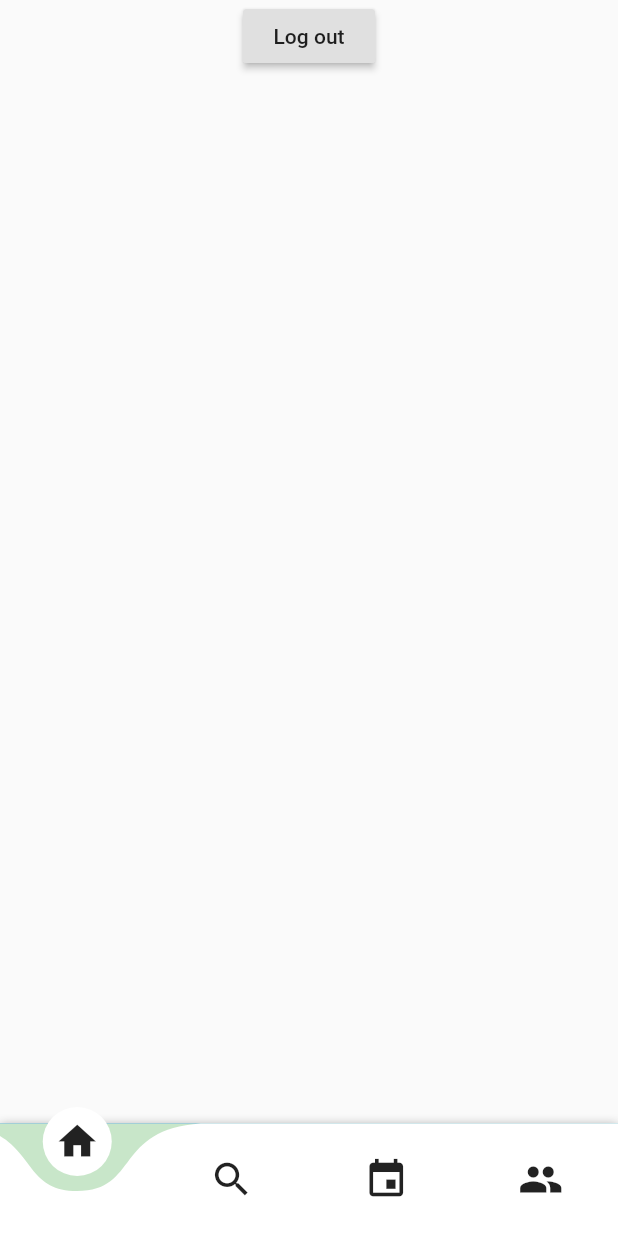
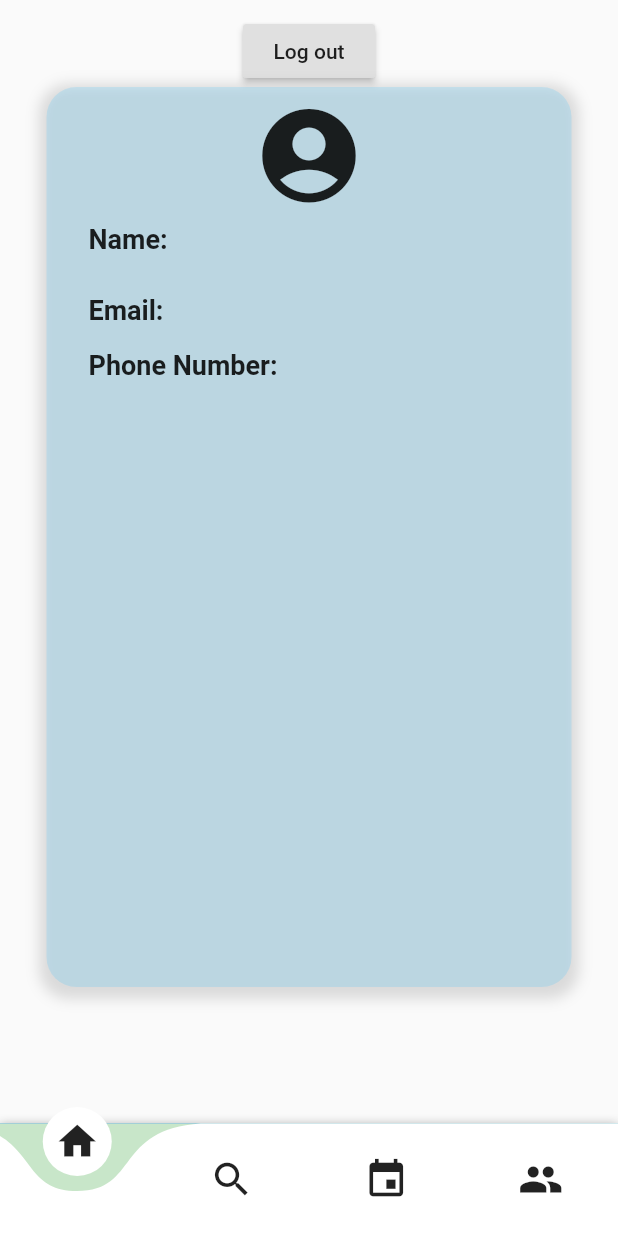
Before and after one commit to shamasaleem/flutter_app_eco_act2020, a Flutter app: the screen it shows once a user with an empty profile is signed in, swiped to page 4, on a phone screen of 412 x 824 dp. Run offline on Flutter 3.47's test engine with Material 2 defaults, Android fonts, the phone set to English and light mode, and no system bars; drawn by our look-alikes of curved_navigation_bar; our stand-ins replace cached_network_image, cloud_firestore, firebase_auth, firebase_storage, flutter_image_compress, image_cropper and 1 more; missing offline and left inert: animator; accounts and stored records are empty.

Commit message:
Commit 16

```diff
--- a/lib/screens/account_screen.dart
+++ b/lib/screens/account_screen.dart
@@ -32,30 +32,86 @@ class _AccountScreenState extends State<AccountScreen> {
   }
 
   _buildUserInfo(User user) {
-    return Column(
+    return Container(
+      height: 600.0,
+      width: 350.0,
+      decoration: BoxDecoration (
+        color: Colors.lightBlueAccent.withOpacity(0.2),
+        borderRadius: BorderRadius.circular(20.0),
+        boxShadow: [
+          BoxShadow(
+            color: Colors.grey.withOpacity(0.35),
+            spreadRadius: 5,
+            blurRadius:7,
+            offset: Offset(0,3),
+          ),
+        ],
+      ),
+      child: Column(
         children: [
+          Padding(
+            padding: const EdgeInsets.only(top: 8.0),
+            child: Icon(
+              Icons.account_circle,
+              size: 75.0,
+            ),
+          ),
+          Padding(
+            padding: const EdgeInsets.all(8.0),
+            child: Row(
+              children: [
+                Padding(
+                  padding: const EdgeInsets.only(left: 20.0),
+                  child: Text('Name: ', style: TextStyle(fontSize: 18.0, fontWeight: FontWeight.w600)),
+                ),
                 Text(
                   _profileUser.name ?? 'no name',
                   style: TextStyle(
                     fontWeight: FontWeight.w600,
-            fontSize: 30.0,
+                    fontSize: 18.0,
+                  ),
+                ),
+              ],
             ),
           ),
           SizedBox(
             height: 10.0,
           ),
+          Padding(
+            padding: const EdgeInsets.all(8.0),
+            child: Row(
+              children: [
+                Padding(
+                  padding: const EdgeInsets.only(left: 20.0),
+                  child: Text('Email: ', style: TextStyle(fontSize: 18.0, fontWeight: FontWeight.w600)),
+                ),
                 Text(
                   _profileUser.email ?? 'no email',
-          style: TextStyle(fontWeight: FontWeight.w400, fontSize: 25.0),
+                  style: TextStyle(fontWeight: FontWeight.w400, fontSize: 18.0),
+                ),
+              ],
+            ),
+          ),
+          Padding(
+            padding: const EdgeInsets.all(8.0),
+            child: Row(
+              children: [
+                Padding(
+                  padding: const EdgeInsets.only(left:20.0),
+                  child: Text('Phone Number: ', style: TextStyle(fontSize: 18.0,fontWeight:FontWeight.w600)),
                 ),
                 Text(
                   _profileUser.phoneNumber ?? 'no phone number',
-          style: TextStyle(fontWeight: FontWeight.w400, fontSize: 25.0),
+                  style: TextStyle(fontWeight: FontWeight.w400, fontSize: 18.0),
+                ),
+              ],
+            ),
           ),
           SizedBox(
             height: 20.0,
           ),
         ],
+      ),
     );
   }
 
@@ -70,7 +126,9 @@ class _AccountScreenState extends State<AccountScreen> {
             },
           ),),
         ):
-    Scaffold(
+    Padding(
+      padding: const EdgeInsets.only(top: 10.0),
+      child: Scaffold(
         body: Center(
             child: Column(
               children: [
@@ -84,6 +142,7 @@ class _AccountScreenState extends State<AccountScreen> {
               ],
             )
         ),
+      ),
     );
   }
 }
--- a/lib/screens/create_post_screen.dart
+++ b/lib/screens/create_post_screen.dart
@@ -122,6 +122,9 @@ class _CreatePostScreenState extends State<CreatePostScreen> {
           'Create Post',
           style: TextStyle(
             color: Colors.black,
+            fontSize: 30.0,
+            fontWeight: FontWeight.w600,
+            fontFamily: 'DMSerifDisplay',
           ),
         ),
         actions: <Widget>[
--- a/lib/screens/feed_screen.dart
+++ b/lib/screens/feed_screen.dart
@@ -44,16 +44,19 @@ class _FeedScreenState extends State<FeedScreen> {
       appBar: AppBar(
         backgroundColor: Colors.white,
         title: Text(
-          'EcoAct',
+          'EcoAct2020',
           style: TextStyle(
             color: Colors.black,
             fontSize: 35.0,
+            fontWeight: FontWeight.w600,
+            fontFamily: 'DMSerifDisplay',
           ),
         ),
       ),
       floatingActionButton: FloatingActionButton(
         child: Icon(Icons.add),
         onPressed: ()=> Navigator.push(context, MaterialPageRoute(builder: (_) => CreatePostScreen())),
+
       ),
 
       body: RefreshIndicator(
```
Also changed, not shown: pubspec.lock. Lines whose indentation alone changed are shown as unchanged.
